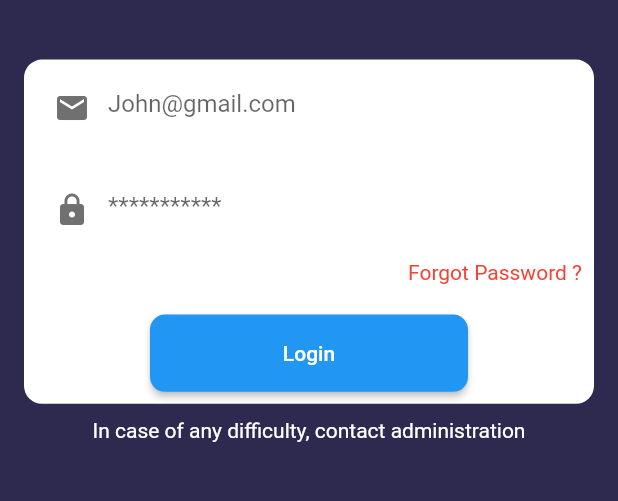
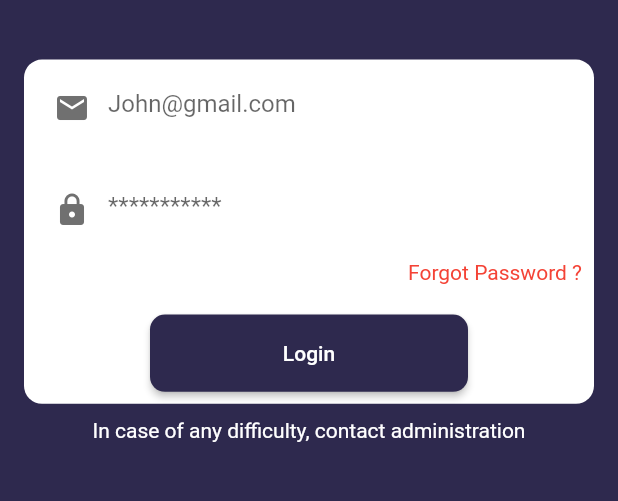
Before and after one commit to RealHamzaKhan/shopibee_seller, a Flutter app: the screen it shows after launch, on a phone screen of 412 x 824 dp, the part 286-787 px from its top. Run offline on Flutter 3.47's test engine with Material 2 defaults, Android fonts, the phone set to English and light mode, and no system bars; our stand-ins replace cloud_firestore, firebase_auth, firebase_core, firebase_storage, get, image_picker and 1 more; accounts and stored records are empty.

Commit message:
final commit

```diff
--- a/lib/consts/const.dart
+++ b/lib/consts/const.dart
@@ -5,3 +5,4 @@ export 'package:velocity_x/velocity_x.dart';
 export 'package:flutter/material.dart';
 export './images.dart';
 export 'package:get/get.dart';
+export 'firebase_const.dart';
--- a/lib/main.dart
+++ b/lib/main.dart
@@ -1,4 +1,7 @@
+import 'package:emart_seller/consts/const.dart';
 import 'package:emart_seller/views/auth_screen/login_screen.dart';
+import 'package:emart_seller/views/home_screen/home.dart';
+import 'package:firebase_auth/firebase_auth.dart';
 import 'package:firebase_core/firebase_core.dart';
 import 'package:flutter/material.dart';
 import 'package:get/get.dart';
@@ -8,9 +11,35 @@ void main()async {
   runApp(const MyApp());
 }
 
-class MyApp extends StatelessWidget {
+class MyApp extends StatefulWidget {
   const MyApp({super.key});
 
+  @override
+  State<MyApp> createState() => _MyAppState();
+}
+
+class _MyAppState extends State<MyApp> {
+  @override
+  void initState() {
+    checkUser();
+    // TODO: implement initState
+    super.initState();
+  }
+  bool isLoggedin=false;
+  void checkUser()async{
+    auth.authStateChanges().listen((User? user) {
+      if(user==null && mounted){
+        isLoggedin=false;
+      }
+      else{
+        isLoggedin=true;
+      }
+      setState(() {
+
+     });
+     });
+
+  }
   // This widget is the root of your application.
   @override
   Widget build(BuildContext context) {
@@ -23,7 +52,7 @@ class MyApp extends StatelessWidget {
           elevation: 0.0,
         )
       ),
-      home: const LoginScreen(),
+      home: isLoggedin?const Home():const LoginScreen(),
     );
   }
 }
--- a/lib/views/auth_screen/login_screen.dart
+++ b/lib/views/auth_screen/login_screen.dart
@@ -1,4 +1,5 @@
 import 'package:emart_seller/consts/const.dart';
+import 'package:emart_seller/controllers/auth_controller.dart';
 import 'package:emart_seller/views/home_screen/home.dart';
 import 'package:emart_seller/widgets/ourButton.dart';
 import 'package:emart_seller/widgets/textstyles.dart';
@@ -7,6 +8,7 @@ class LoginScreen extends StatelessWidget {
 
   @override
   Widget build(BuildContext context) {
+    final controller=Get.put(AuthController());
     return Scaffold(
       resizeToAvoidBottomInset: false,
       backgroundColor: purpleColor,
@@ -23,6 +25,7 @@ class LoginScreen extends StatelessWidget {
             Column(
               children: [
                 TextFormField(
+                  controller: controller.emailController,
                   keyboardType: TextInputType.emailAddress,
                   decoration: const InputDecoration(
                     hintText: emailHintText,
@@ -32,6 +35,8 @@ class LoginScreen extends StatelessWidget {
                 ),
                 20.heightBox,
                 TextFormField(
+                  obscureText: true,
+                  controller: controller.passwordController,
                   decoration: const InputDecoration(
                     hintText: passwordHintText,
                     prefixIcon: Icon(Icons.lock,color: darkGrey,),
@@ -43,12 +48,31 @@ class LoginScreen extends StatelessWidget {
                   alignment: Alignment.centerRight,
                   child: normalText(value: "$forgotPassword ?",color: Colors.red)),
                 20.heightBox,
-                SizedBox(
-                  height: context.screenHeight/16,
-                  width: context.screenWidth-200,
-                  child: ourButton(title: login,onPress: (){
-                    Get.to(()=>const Home());
-                  })),
+                Obx(() =>
+                 SizedBox(
+                    height: context.screenHeight/16,
+                    width: context.screenWidth-200,
+                    child: controller.isLoading.value?const CircularProgressIndicator(
+                      color: purpleColor,
+                    ).centered()
+                    :ourButton(
+                      color: purpleColor,
+                      title: login,onPress: () async{
+                       controller.isLoading.value=true;
+                      try{
+                        await controller.loginMethod( context: context).then((value) {
+                          if(value!=null){
+                            Get.offAll(()=>const Home());
+                          }
+
+                        });
+                      }
+                      catch(e){
+                        VxToast.show(context, msg: e.toString());
+                      }
+                       controller.isLoading.value=false;
+                    })),
+                ),
               ],
             ).box.white.p8.customRounded(BorderRadius.circular(12)).make(),
             10.heightBox,
--- a/lib/views/product_screen/products_screen.dart
+++ b/lib/views/product_screen/products_screen.dart
@@ -33,8 +33,7 @@ class ProductScreen extends StatelessWidget {
                     normalText(value: "Featured",color: green)
                   ],
                 ),
-                trailing: VxPopupMenu(child: Icon(Icons.more_vert),
-                clickType: VxClickType.singleClick,
+                trailing: VxPopupMenu(clickType: VxClickType.singleClick,
                 menuBuilder: () => Column(
                   children: [
                     popupmenuItem(icon: Icons.edit, title: "Edit", ontap: (){}),
@@ -42,7 +41,7 @@ class ProductScreen extends StatelessWidget {
                     popupmenuItem(icon: Icons.featured_play_list, title: "Featured", ontap: (){}),
 
                   ],
-                ).box.white.roundedSM.p12.width(context.screenWidth*0.4).make(),
+                ).box.white.roundedSM.p12.width(context.screenWidth*0.4).make(),child: const Icon(Icons.more_vert),
                 ),
               );
             }),
--- a/pubspec.yaml
+++ b/pubspec.yaml
@@ -33,6 +33,7 @@ dependencies:
   cupertino_icons: ^1.0.2
   firebase_auth: ^4.2.9
   firebase_core: ^2.7.0
+  firebase_storage: ^11.0.16
   flutter:
     sdk: flutter
   get: ^4.6.5
```
Also changed, not shown: lib/consts/firebase_const.dart (added, +13 -0 lines), lib/controllers/auth_controller.dart (added, +33 -0 lines), lib/controllers/profile_controller.dart (added, +58 -0 lines), lib/services/firestore_service.dart (added, +7 -0 lines), lib/views/settings_screen/settings_screen.dart (+42 -7 lines), pubspec.lock, 1 other file.
